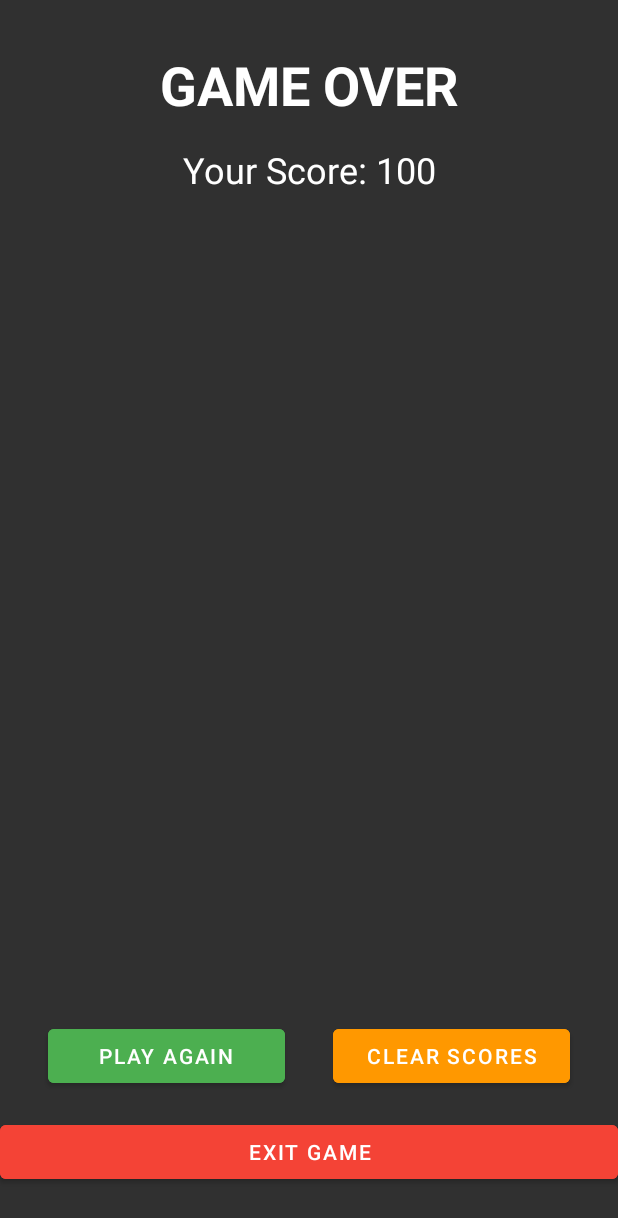
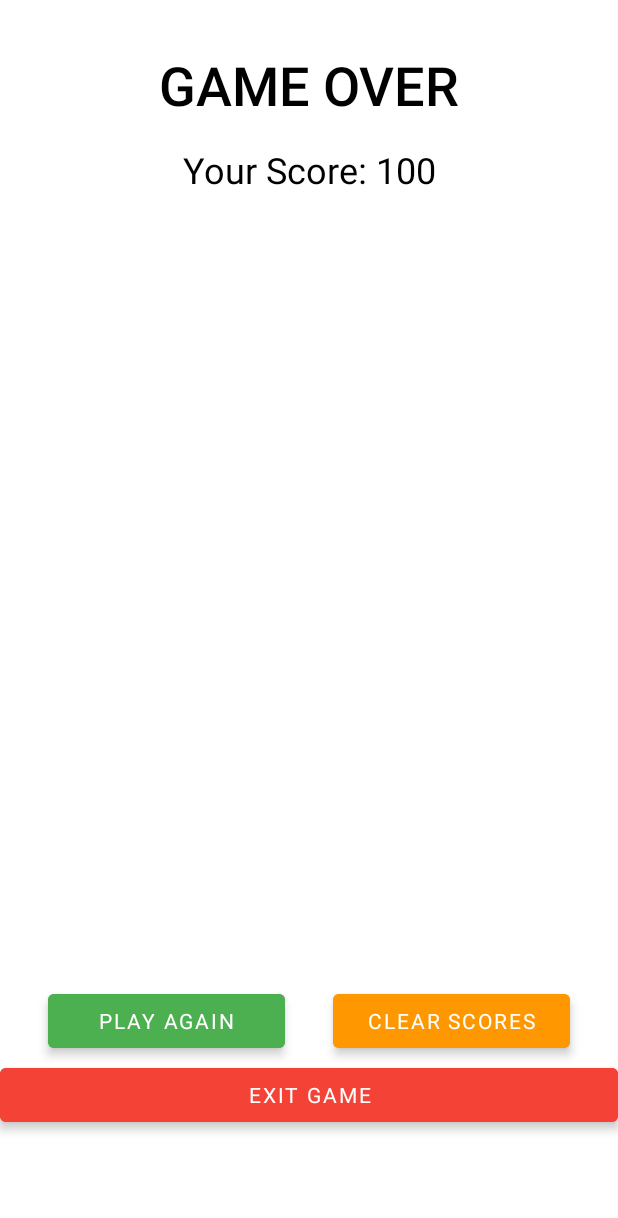
Before and after one commit to yasinkarademir/wordGame, an Android app: the layout activity_info.xml on its own in the app's theme, with its tools: preview values and no code run, on a phone screen of 412 x 824 dp. Shown: the top 1218 px of the screen. Run offline under Robolectric (Android 15) with nearby library versions, the phone set to English and light mode, and no system bars.

Commit message:
Button positions updated

```diff
--- a/app/src/main/AndroidManifest.xml
+++ b/app/src/main/AndroidManifest.xml
@@ -4,9 +4,9 @@
 
     <application
         android:allowBackup="true"
-        android:icon="@drawable/ic_launcher_background"
+        android:icon="@mipmap/logo512"
         android:label="@string/app_name"
-        android:roundIcon="@mipmap/ic_launcher_round"
+        android:roundIcon="@mipmap/logo512"
         android:supportsRtl="true"
         android:theme="@style/Theme.WordGame">
         <activity
--- a/app/src/main/java/com/sevvalbayramli/wordgame/InfoPage.java
+++ b/app/src/main/java/com/sevvalbayramli/wordgame/InfoPage.java
@@ -3,16 +3,13 @@ package com.sevvalbayramli.wordgame;
 import androidx.appcompat.app.AppCompatActivity;
 
 import android.content.Intent;
-import android.graphics.Color;
 import android.os.Bundle;
 import android.view.View;
-import android.widget.AdapterView;
 import android.widget.ArrayAdapter;
 import android.widget.Button;
 import android.widget.ListView;
 import android.widget.TextView;
 
-import java.io.File;
 import java.io.FileInputStream;
 import java.io.FileOutputStream;
 import java.io.InputStreamReader;
--- a/app/src/main/java/com/sevvalbayramli/wordgame/Letter.java
+++ b/app/src/main/java/com/sevvalbayramli/wordgame/Letter.java
@@ -1,6 +1,5 @@
 package com.sevvalbayramli.wordgame;
 
-import android.widget.ImageButton;
 import android.widget.ImageView;
 
 public class Letter {
--- a/app/src/main/java/com/sevvalbayramli/wordgame/MainActivity.java
+++ b/app/src/main/java/com/sevvalbayramli/wordgame/MainActivity.java
@@ -5,7 +5,6 @@ import androidx.appcompat.app.AppCompatActivity;
 import android.annotation.SuppressLint;
 import android.content.Context;
 import android.content.Intent;
-import android.content.SharedPreferences;
 import android.graphics.Bitmap;
 import android.graphics.Color;
 import android.graphics.ColorFilter;
@@ -14,7 +13,6 @@ import android.graphics.ColorMatrixColorFilter;
 import android.graphics.drawable.BitmapDrawable;
 import android.os.Bundle;
 import android.view.Gravity;
-import android.view.LayoutInflater;
 import android.view.View;
 import android.view.animation.Animation;
 import android.view.animation.AnimationUtils;
@@ -41,7 +39,6 @@ import android.widget.TextView;
 
 
 import android.os.Handler;
-import android.widget.Toast;
 
 import com.google.android.material.snackbar.Snackbar;
 
--- a/app/src/main/res/layout/activity_info.xml
+++ b/app/src/main/res/layout/activity_info.xml
@@ -3,15 +3,16 @@
     xmlns:app="http://schemas.android.com/apk/res-auto"
     android:layout_width="match_parent"
     android:layout_height="match_parent"
-    android:background="#303030">
+    android:background="#FFFFFF">
 
     <TextView
         android:id="@+id/GameOver"
         android:layout_width="wrap_content"
         android:layout_height="wrap_content"
         android:layout_marginTop="32dp"
+        android:fontFamily="sans-serif-light"
         android:text="GAME OVER"
-        android:textColor="#FFFFFF"
+        android:textColor="#000000"
         android:textSize="36sp"
         android:textStyle="bold"
         app:layout_constraintEnd_toEndOf="parent"
@@ -23,8 +24,9 @@
         android:layout_width="wrap_content"
         android:layout_height="wrap_content"
         android:layout_marginTop="16dp"
+        android:fontFamily="sans-serif"
         android:text="Your Score: 100"
-        android:textColor="#FFFFFF"
+        android:textColor="#000000"
         android:textSize="24sp"
         app:layout_constraintEnd_toEndOf="parent"
         app:layout_constraintStart_toStartOf="parent"
@@ -37,6 +39,7 @@
         android:layout_marginTop="16dp"
         android:divider="@android:color/darker_gray"
         android:dividerHeight="0.5dp"
+        android:scrollbars="vertical"
         app:layout_constraintBottom_toTopOf="@+id/PlayAgain"
         app:layout_constraintEnd_toEndOf="parent"
         app:layout_constraintStart_toStartOf="parent"
@@ -50,6 +53,10 @@
         android:layout_marginTop="16dp"
         android:layout_marginEnd="16dp"
         android:backgroundTint="#4CAF50"
+        android:elevation="4dp"
+        android:fontFamily="sans-serif"
+        android:padding="8dp"
+        android:stateListAnimator="@null"
         android:text="Play Again"
         android:textColor="#FFFFFF"
         app:layout_constraintEnd_toStartOf="@+id/ClearScores"
@@ -64,6 +71,10 @@
         android:layout_marginStart="16dp"
         android:layout_marginEnd="32dp"
         android:backgroundTint="#FF9800"
+        android:elevation="4dp"
+        android:fontFamily="sans-serif"
+        android:padding="8dp"
+        android:stateListAnimator="@null"
         android:text="Clear Scores"
         android:textColor="#FFFFFF"
         app:layout_constraintEnd_toEndOf="parent"
@@ -74,9 +85,13 @@
         android:id="@+id/ExitGame"
         android:layout_width="0dp"
         android:layout_height="wrap_content"
-        android:layout_marginTop="16dp"
-        android:layout_marginBottom="32dp"
+        android:layout_marginTop="1dp"
+        android:layout_marginBottom="70dp"
         android:backgroundTint="#F44336"
+        android:elevation="4dp"
+        android:fontFamily="sans-serif"
+        android:padding="8dp"
+        android:stateListAnimator="@null"
         android:text="Exit Game"
         android:textColor="#FFFFFF"
         app:layout_constraintBottom_toBottomOf="parent"
```
Also changed, not shown: app/src/main/res/mipmap-xxhdpi/logo512.png (added).
